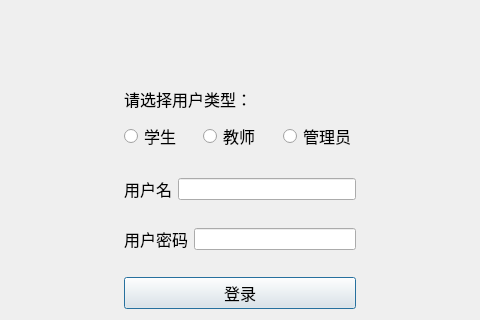
This is logindialog.ui in buguake/cms as Qt 5 draws it before an edit; both pictures show x 120 to 600 and y 160 to 480 of the 720 by 480 pixel window. The edited form follows.
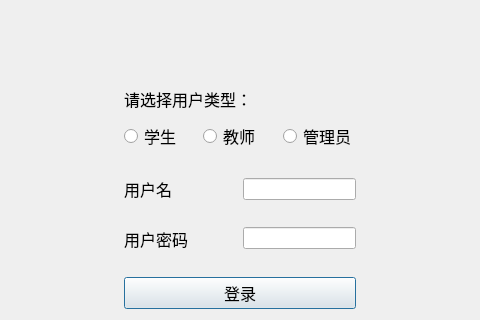
This is the edited form. Icons and pictures are not drawn.

Commit message: aligned lineEdits in Login ui

```diff
--- a/logindialog.ui
+++ b/logindialog.ui
@@ -17,7 +17,7 @@
    <iconset resource="src.qrc">
     <normaloff>:/images/xiaohui.png</normaloff>:/images/xiaohui.png</iconset>
   </property>
-  <layout class="QVBoxLayout" name="verticalLayout_2">
+  <layout class="QVBoxLayout" name="verticalLayout_4">
    <item>
     <layout class="QHBoxLayout" name="horizontalLayout_4">
      <item>
@@ -64,7 +64,7 @@
     </layout>
    </item>
    <item>
-    <layout class="QHBoxLayout" name="horizontalLayout_5">
+    <layout class="QHBoxLayout" name="horizontalLayout_3">
      <item>
       <spacer name="horizontalSpacer_6">
        <property name="orientation">
@@ -79,7 +79,7 @@
       </spacer>
      </item>
      <item>
-      <layout class="QVBoxLayout" name="verticalLayout">
+      <layout class="QVBoxLayout" name="verticalLayout_3">
        <item>
         <widget class="QLabel" name="label_5">
          <property name="font">
@@ -152,6 +152,8 @@
        <item>
         <layout class="QHBoxLayout" name="horizontalLayout_2">
          <item>
+          <layout class="QVBoxLayout" name="verticalLayout">
+           <item>
           <widget class="QLabel" name="label_3">
            <property name="font">
             <font>
@@ -165,11 +167,6 @@
           </widget>
          </item>
          <item>
-          <widget class="QLineEdit" name="namelineedit"/>
-         </item>
-        </layout>
-       </item>
-       <item>
         <spacer name="horizontalSpacer_4">
          <property name="orientation">
           <enum>Qt::Horizontal</enum>
@@ -183,8 +180,6 @@
         </spacer>
        </item>
        <item>
-        <layout class="QHBoxLayout" name="horizontalLayout_3">
-         <item>
           <widget class="QLabel" name="label_4">
            <property name="font">
             <font>
@@ -197,8 +192,30 @@
            </property>
           </widget>
          </item>
+          </layout>
+         </item>
+         <item>
+          <layout class="QVBoxLayout" name="verticalLayout_2">
+           <item>
+            <widget class="QLineEdit" name="namelineedit"/>
+           </item>
+           <item>
+            <spacer name="horizontalSpacer_8">
+             <property name="orientation">
+              <enum>Qt::Horizontal</enum>
+             </property>
+             <property name="sizeHint" stdset="0">
+              <size>
+               <width>40</width>
+               <height>20</height>
+              </size>
+             </property>
+            </spacer>
+           </item>
          <item>
           <widget class="QLineEdit" name="passwordline"/>
+           </item>
+          </layout>
          </item>
         </layout>
        </item>
```
Lines whose indentation alone changed are shown as unchanged.
